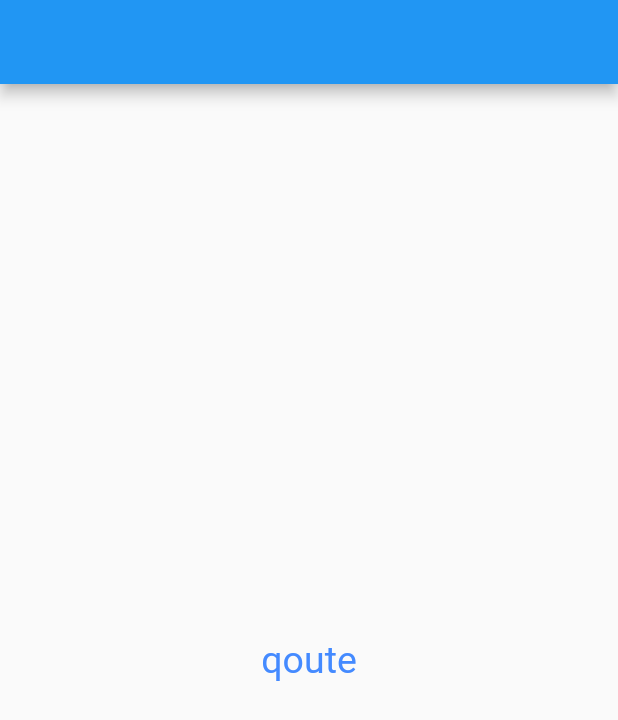
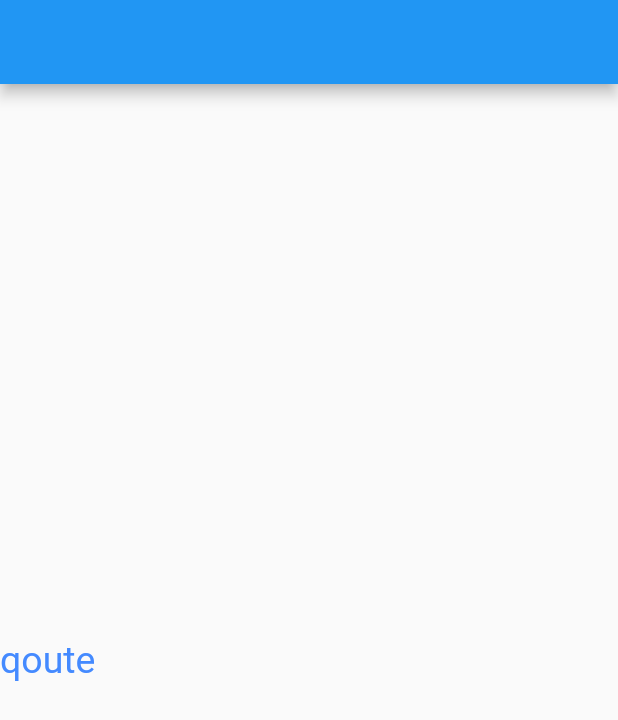
Before and after one commit to allooshcode/clean-archeticture, a Flutter app: the screen it shows after launch, on a phone screen of 412 x 824 dp. Shown: the top 720 px of the screen. Run offline on Flutter 3.47's test engine with Material 2 defaults, Android fonts, the phone set to English and light mode, and no system bars; our stand-ins replace bloc, equatable.

Commit message:
usecase added

```diff
--- a/lib/features/random_qoute/presentation/pages/qoute_screen.dart
+++ b/lib/features/random_qoute/presentation/pages/qoute_screen.dart
@@ -1,4 +1,5 @@
 import 'package:clean_archeticture/core/utils/app_colors.dart';
+import 'package:clean_archeticture/core/utils/media_query_values.dart';
 import 'package:flutter/material.dart';
 
 class QouteScreen extends StatelessWidget {
@@ -9,10 +10,13 @@ class QouteScreen extends StatelessWidget {
   Widget build(BuildContext context) {
     return Scaffold(
       appBar: AppBar(),
-      body: const Center(
-        child: Text(
-          'qoute',
-          style: TextStyle(fontSize: 25, color: AppColor.hint),
+      body: Center(
+        child: SizedBox(
+          width: context.width,
+          child: const Text(
+            'qoute',
+            style: TextStyle(fontSize: 25, color: AppColor.hint),
+          ),
         ),
       ),
     );
--- a/pubspec.yaml
+++ b/pubspec.yaml
@@ -28,11 +28,14 @@ environment:
 # versions available, run `flutter pub outdated`.
 dependencies:
   cupertino_icons: ^1.0.2
+  dartz: ^0.10.1
   equatable: ^2.0.3
   flutter:
     sdk: flutter
   flutter_bloc: ^8.0.1
   http: ^0.13.5
+
+
 
 dev_dependencies:
   flutter_lints: ^1.0.0
```
Also changed, not shown: lib/core/utils/media_query_values.dart (+7 -0 lines), lib/features/random_qoute/presentation/widgets/qoute.dart (+10 -0 lines), pubspec.lock.
